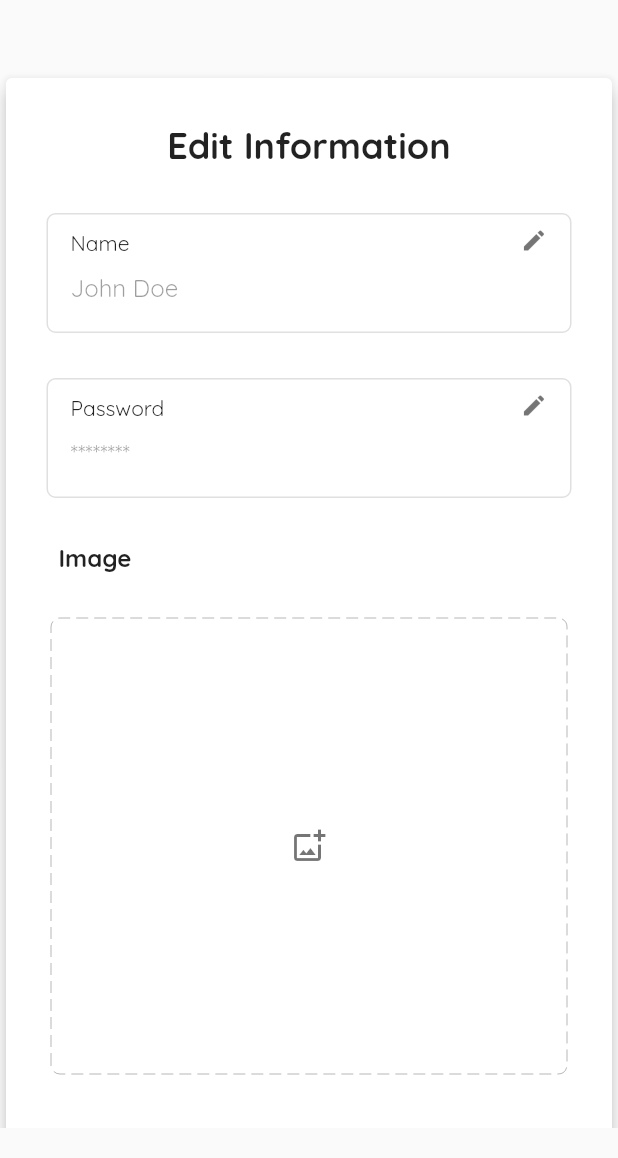
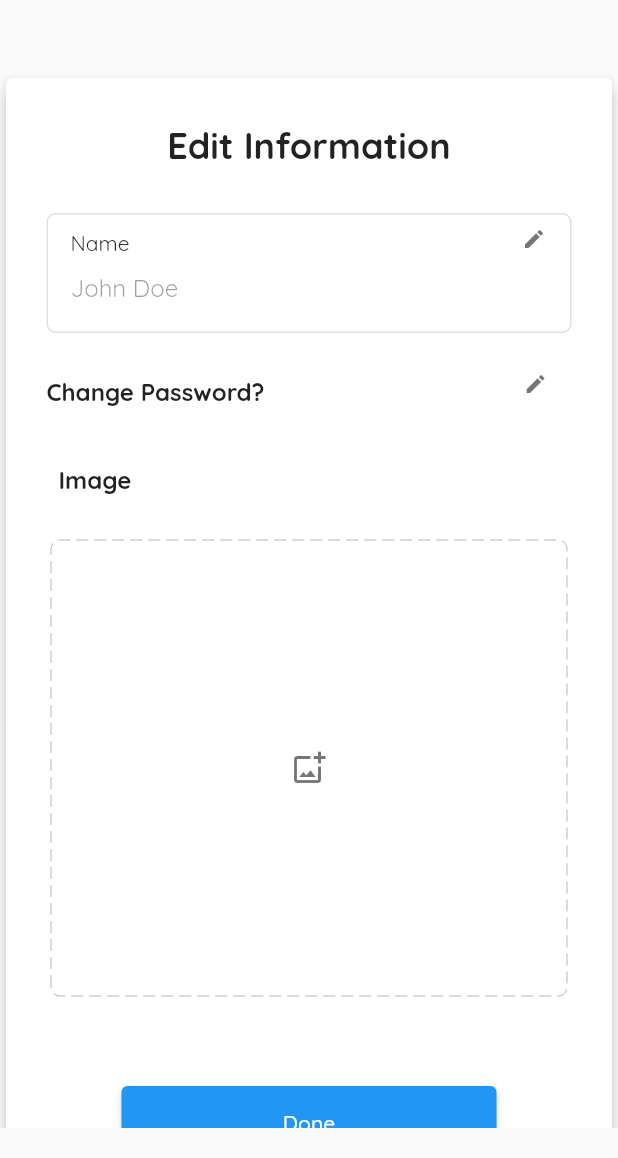
Before and after one commit to NaimaHasan/travela, a Flutter app: the EditInformationScreenDesktop screen opened directly, on a phone screen of 412 x 824 dp, the part 78-1236 px from its top. Run offline on Flutter 3.47's test engine with Material 2 defaults, Android fonts, the light colour scheme and no system bars; drawn by our look-alikes of dotted_border; our stand-ins replace carousel_slider, firebase_auth, firebase_core, flutter_map, google_fonts, latlong2 and 1 more; missing offline and left inert: flutter_osm_plugin; accounts and stored records are empty; network calls fail.

Commit message:
Fixed edit information fields

```diff
--- a/lib/screens/edit_information/edit_information_screen_desktop.dart
+++ b/lib/screens/edit_information/edit_information_screen_desktop.dart
@@ -45,11 +45,11 @@ class EditInformationScreenDesktop extends StatelessWidget {
                   Container(
                     height: 30,
                   ),
-                  EditInformationName(title: 'Name', data: 'John Doe'),
+                  EditInformationName(data: 'John Doe'),
                   Container(
-                    height: 30,
+                    height: 10,
                   ),
-                  EditInformationPassword(title: 'Password', data: '********'),
+                  EditInformationPassword(data: '********'),
                   const Padding(
                     padding: EdgeInsets.only(left: 35, top: 30, bottom: 30),
                     child: Align(
--- a/lib/screens/edit_information/widgets/edit_information_name.dart
+++ b/lib/screens/edit_information/widgets/edit_information_name.dart
@@ -2,9 +2,7 @@ import 'package:flutter/material.dart';
 import 'package:provider/provider.dart';
 
 class EditInformationName extends StatefulWidget {
-  EditInformationName({required this.title, required this.data, Key? key})
-      : super(key: key);
-  final String title;
+  EditInformationName({required this.data, Key? key}) : super(key: key);
   final String data;
   @override
   _EditInformationNameState createState() => _EditInformationNameState();
@@ -47,7 +45,7 @@ class _EditInformationNameState extends State<EditInformationName> {
                   child: Align(
                     alignment: Alignment.centerLeft,
                     child: Text(
-                      widget.title,
+                      'Name',
                       style: const TextStyle(
                         fontSize: 14,
                       ),
@@ -64,7 +62,7 @@ class _EditInformationNameState extends State<EditInformationName> {
                         setState(
                           () {
                             isEnabled = !isEnabled;
-                            if (icon == Icons.edit_outlined)
+                            if (icon == Icons.edit)
                               icon = Icons.check;
                             else {
                               icon = Icons.edit;
@@ -73,7 +71,7 @@ class _EditInformationNameState extends State<EditInformationName> {
                         );
                       },
                       icon: Icon(icon),
-                      iconSize: 18,
+                      iconSize: 16,
                       splashRadius: 12,
                     ),
                   ),
@@ -87,13 +85,21 @@ class _EditInformationNameState extends State<EditInformationName> {
             child: TextFormField(
               controller: fieldData,
               enabled: isEnabled,
-              decoration: const InputDecoration(
+              decoration: InputDecoration(
                 border: InputBorder.none,
                 contentPadding:
                     EdgeInsets.symmetric(vertical: 0, horizontal: 15),
               ),
             ),
           ),
+          SizedBox(height: 4),
+          Visibility(
+            visible: isEnabled,
+              child: Container(
+            height: 1,
+            width: 320,
+            color: Colors.blueAccent,
+          ))
         ],
       ),
     );
--- a/lib/screens/edit_information/widgets/edit_information_password.dart
+++ b/lib/screens/edit_information/widgets/edit_information_password.dart
@@ -1,10 +1,10 @@
 import 'package:flutter/material.dart';
-import 'package:provider/provider.dart';
+import 'package:flutter/rendering.dart';
+
+import '../../../widgets/common/auth_form_field.dart';
 
 class EditInformationPassword extends StatefulWidget {
-  EditInformationPassword({required this.title, required this.data, Key? key})
-      : super(key: key);
-  final String title;
+  EditInformationPassword({required this.data, Key? key}) : super(key: key);
   final String data;
   @override
   _EditInformationPasswordState createState() =>
@@ -12,6 +12,11 @@ class EditInformationPassword extends StatefulWidget {
 }
 
 class _EditInformationPasswordState extends State<EditInformationPassword> {
+  final _formKey = GlobalKey<FormState>();
+
+  var _userOldPassword = '';
+  var _userNewPassword = '';
+  var _userConfirmNewPassword = '';
   bool isEnabled = false;
   IconData icon = Icons.edit;
   TextEditingController fieldData = TextEditingController();
@@ -30,27 +35,21 @@ class _EditInformationPasswordState extends State<EditInformationPassword> {
 
   @override
   Widget build(BuildContext context) {
-    return Container(
-      decoration: BoxDecoration(
-          border: Border.all(color: Colors.black12),
-          borderRadius: BorderRadius.all(Radius.circular(6))),
-      width: 350,
-      height: 80,
-      child: Column(
+    return Column(
       children: [
         SizedBox(
-            height: 25,
           width: 350,
           child: Row(
             children: [
               Padding(
-                  padding: EdgeInsets.only(left: 15, top: 10),
+                padding: EdgeInsets.only(top: 10),
                 child: Align(
                   alignment: Alignment.centerLeft,
                   child: Text(
-                      widget.title,
+                    'Change Password?',
                     style: const TextStyle(
-                        fontSize: 14,
+                      fontSize: 16,
+                      fontWeight: FontWeight.bold,
                     ),
                   ),
                 ),
@@ -59,13 +58,12 @@ class _EditInformationPasswordState extends State<EditInformationPassword> {
                 child: Align(
                   alignment: Alignment.centerRight,
                   child: IconButton(
-                      color:
-                          icon == Icons.check ? Colors.green : Colors.black54,
+                    color: icon == Icons.check ? Colors.green : Colors.black54,
                     onPressed: () {
                       setState(
                         () {
                           isEnabled = !isEnabled;
-                            if (icon == Icons.edit_outlined)
+                          if (icon == Icons.edit)
                             icon = Icons.check;
                           else {
                             icon = Icons.edit;
@@ -74,7 +72,7 @@ class _EditInformationPasswordState extends State<EditInformationPassword> {
                       );
                     },
                     icon: Icon(icon),
-                      iconSize: 18,
+                    iconSize: 16,
                     splashRadius: 12,
                   ),
                 ),
@@ -82,21 +80,69 @@ class _EditInformationPasswordState extends State<EditInformationPassword> {
             ],
           ),
         ),
-          SizedBox(
-            height: 30,
+
+        Visibility(
+          visible: isEnabled,
+          child: Column(
+            children: [
+              Container(
+                height: 20,
+              ),
+              AuthFormField(
+                text: 'Old Password',
                 width: 350,
-            child: TextFormField(
-              controller: fieldData,
-              enabled: isEnabled,
-              decoration: const InputDecoration(
-                border: InputBorder.none,
-                contentPadding:
-                    EdgeInsets.symmetric(vertical: 0, horizontal: 15),
+                validatorFn: (value) {
+                  if (value!.isEmpty || value.length < 5) {
+                    return 'Password is too short!';
+                  }
+                  if (value != fieldData.text) {
+                    return 'Passwords do not match!';
+                  }
+                  return null;
+                },
+                savedFn: (value) {},
+                isObscurable: true,
               ),
+              Container(
+                height: 20,
+              ),
+              AuthFormField(
+                text: 'New Password',
+                width: 350,
+                validatorFn: (value) {
+                  if (value!.isEmpty || value.length < 5) {
+                    return 'Password is too short!';
+                  }
+                  if (value != fieldData.text) {
+                    return 'Passwords do not match!';
+                  }
+                  return null;
+                },
+                savedFn: (value) {},
+                isObscurable: true,
+              ),
+              Container(
+                height: 20,
+              ),
+              AuthFormField(
+                text: 'Confirm New Password',
+                width: 350,
+                validatorFn: (value) {
+                  if (value!.isEmpty || value.length < 5) {
+                    return 'Password is too short!';
+                  }
+                  if (value != fieldData.text) {
+                    return 'Passwords do not match!';
+                  }
+                  return null;
+                },
+                savedFn: (value) {},
+                isObscurable: true,
+              ),
+            ],
           ),
         ),
       ],
-      ),
     );
   }
 }
--- a/lib/screens/login/widgets/login_form.dart
+++ b/lib/screens/login/widgets/login_form.dart
@@ -36,6 +36,7 @@ class _LoginFormState extends State<LoginForm> {
           ),
           AuthFormField(
             text: 'Enter your E-mail',
+            width: 400,
             validatorFn: (value) {
               if (value!.isEmpty || !value.contains('@')) {
                 return 'Invalid email!';
@@ -51,6 +52,7 @@ class _LoginFormState extends State<LoginForm> {
           ),
           AuthFormField(
             text: 'Enter password',
+            width: 400,
             validatorFn: (value) {
               if (value!.isEmpty || value.length < 5) {
                 return 'Password is too short!';
--- a/lib/screens/register/widgets/register_form.dart
+++ b/lib/screens/register/widgets/register_form.dart
@@ -40,6 +40,7 @@ class _RegisterFormState extends State<RegisterForm> {
           ),
           AuthFormField(
             text: 'Enter your full name',
+            width: 400,
             validatorFn: (value) {
               if (value!.isEmpty || value.length < 4) {
                 return 'Please enter at least 4 characters';
@@ -55,6 +56,7 @@ class _RegisterFormState extends State<RegisterForm> {
           ),
           AuthFormField(
             text: 'Enter your E-mail',
+            width: 400,
             validatorFn: (value) {
               if (value!.isEmpty || !value.contains('@')) {
                 return 'Invalid email!';
@@ -70,6 +72,7 @@ class _RegisterFormState extends State<RegisterForm> {
           ),
           AuthFormField(
             text: 'Enter password',
+            width: 400,
             validatorFn: (value) {
               if (value!.isEmpty || value.length < 5) {
                 return 'Password is too short!';
@@ -87,6 +90,7 @@ class _RegisterFormState extends State<RegisterForm> {
           ),
           AuthFormField(
             text: 'Confirm Password',
+            width: 400,
             validatorFn: (value) {
               if (value!.isEmpty || value.length < 5) {
                 return 'Password is too short!';
--- a/lib/widgets/common/auth_form_field.dart
+++ b/lib/widgets/common/auth_form_field.dart
@@ -6,11 +6,13 @@ class AuthFormField extends StatefulWidget {
       required this.text,
       required this.validatorFn,
       required this.savedFn,
+      required this.width,
       this.controller,
       this.isObscurable = false})
       : super(key: key);
 
   final String text;
+  final width;
   final void Function(String? value) savedFn;
   final String? Function(String? value) validatorFn;
   final TextEditingController? controller;
@@ -33,7 +35,7 @@ class _AuthFormFieldState extends State<AuthFormField> {
   @override
   Widget build(BuildContext context) {
     return SizedBox(
-      width: 400,
+      width: widget.width,
       child: TextFormField(
         controller: widget.controller,
         style: const TextStyle(fontSize: 16),
```
Also changed, not shown: 1 other file. Lines whose indentation alone changed are shown as unchanged.
